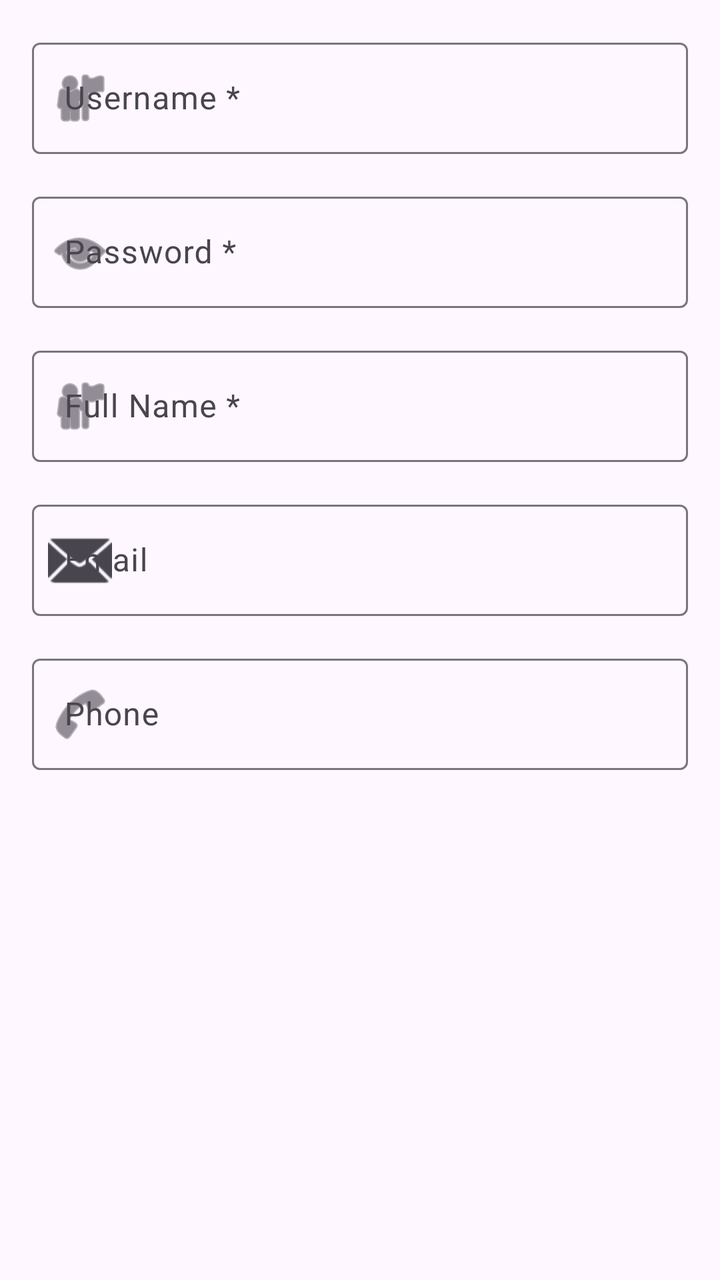
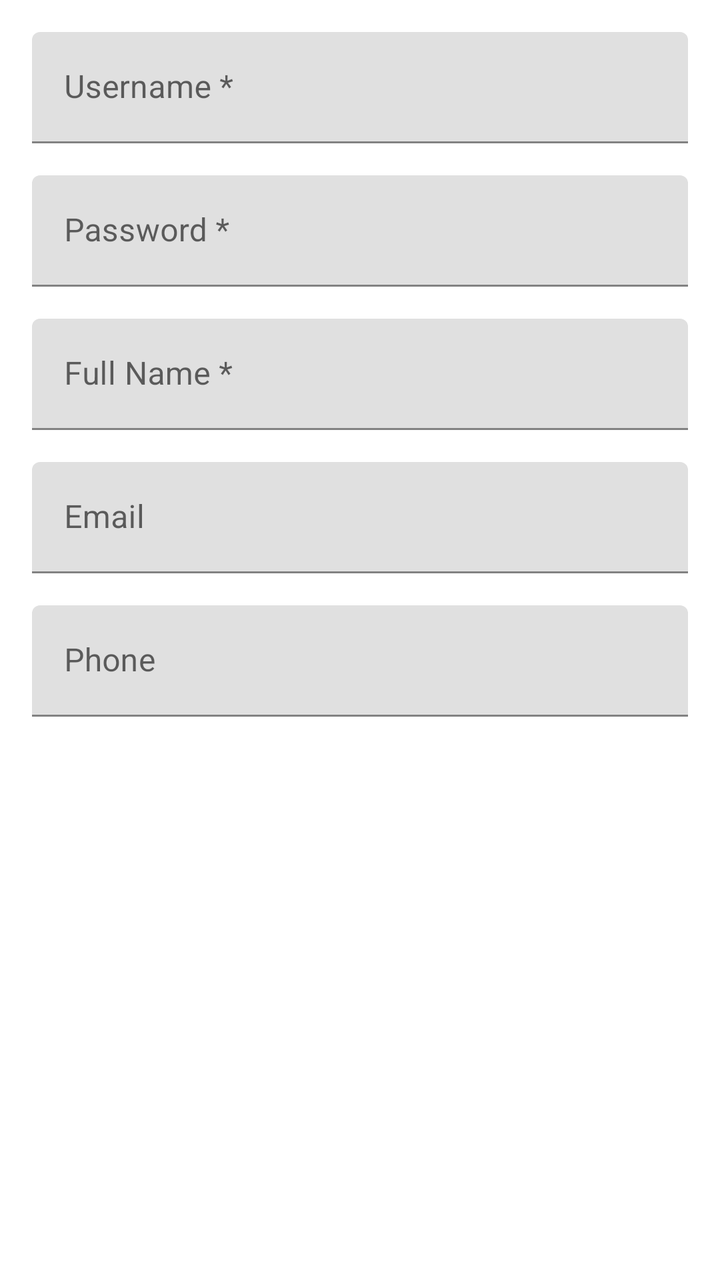

Before-and-after screenshots of an Android layout around one commit, followed by the original layout XML and the change that was made.
<!-- AndroidManifest.xml: application theme Theme.AwakenCompany -->
<!-- res/layout/dialog_add_user.xml -->
<?xml version="1.0" encoding="utf-8"?>
<ScrollView xmlns:android="http://schemas.android.com/apk/res/android"
    xmlns:app="http://schemas.android.com/apk/res-auto"
    android:layout_width="match_parent"
    android:layout_height="wrap_content"
    android:padding="16dp">

    <LinearLayout
        android:layout_width="match_parent"
        android:layout_height="wrap_content"
        android:orientation="vertical">

        <com.google.android.material.textfield.TextInputLayout
            android:id="@+id/tilUsername"
            android:layout_width="match_parent"
            android:layout_height="wrap_content"
            android:hint="Username *"
            app:startIconDrawable="@android:drawable/ic_menu_myplaces">

            <com.google.android.material.textfield.TextInputEditText
                android:id="@+id/etUsername"
                android:layout_width="match_parent"
                android:layout_height="wrap_content"
                android:inputType="text" />

        </com.google.android.material.textfield.TextInputLayout>

        <com.google.android.material.textfield.TextInputLayout
            android:id="@+id/tilPassword"
            android:layout_width="match_parent"
            android:layout_height="wrap_content"
            android:layout_marginTop="16dp"
            android:hint="Password *"
            app:startIconDrawable="@android:drawable/ic_menu_view">

            <com.google.android.material.textfield.TextInputEditText
                android:id="@+id/etPassword"
                android:layout_width="match_parent"
                android:layout_height="wrap_content"
                android:inputType="textPassword" />

        </com.google.android.material.textfield.TextInputLayout>

        <com.google.android.material.textfield.TextInputLayout
            android:id="@+id/tilFullName"
            android:layout_width="match_parent"
            android:layout_height="wrap_content"
            android:layout_marginTop="16dp"
            android:hint="Full Name *"
            app:startIconDrawable="@android:drawable/ic_menu_myplaces">

            <com.google.android.material.textfield.TextInputEditText
                android:id="@+id/etFullName"
                android:layout_width="match_parent"
                android:layout_height="wrap_content"
                android:inputType="textPersonName" />

        </com.google.android.material.textfield.TextInputLayout>

        <com.google.android.material.textfield.TextInputLayout
            android:id="@+id/tilEmail"
            android:layout_width="match_parent"
            android:layout_height="wrap_content"
            android:layout_marginTop="16dp"
            android:hint="Email"
            app:startIconDrawable="@android:drawable/ic_dialog_email">

            <com.google.android.material.textfield.TextInputEditText
                android:id="@+id/etEmail"
                android:layout_width="match_parent"
                android:layout_height="wrap_content"
                android:inputType="textEmailAddress" />

        </com.google.android.material.textfield.TextInputLayout>

        <com.google.android.material.textfield.TextInputLayout
            android:id="@+id/tilPhone"
            android:layout_width="match_parent"
            android:layout_height="wrap_content"
            android:layout_marginTop="16dp"
            android:hint="Phone"
            app:startIconDrawable="@android:drawable/ic_menu_call">

            <com.google.android.material.textfield.TextInputEditText
                android:id="@+id/etPhone"
                android:layout_width="match_parent"
                android:layout_height="wrap_content"
                android:inputType="phone" />

        </com.google.android.material.textfield.TextInputLayout>

    </LinearLayout>

</ScrollView>
<!-- resources referenced by this layout -->
<resources>
  <style name="Theme.AwakenCompany" parent="Theme.Material3.DayNight">
          <item name="colorPrimary">@color/primary</item>
          <item name="colorPrimaryVariant">@color/primary_dark</item>
          <item name="colorOnPrimary">@color/white</item>
      </style>
  <color name="primary">#667eea</color>
  <color name="primary_dark">#5568d3</color>
  <color name="white">#FFFFFF</color>
</resources>

<!-- the commit's change to res/layout/dialog_add_user.xml (unified diff, before → after) -->
@@ -15,7 +15,7 @@
             android:layout_width="match_parent"
             android:layout_height="wrap_content"
             android:hint="Username *"
-            app:startIconDrawable="@android:drawable/ic_menu_myplaces">
+            >
 
             <com.google.android.material.textfield.TextInputEditText
                 android:id="@+id/etUsername"
@@ -31,7 +31,7 @@
             android:layout_height="wrap_content"
             android:layout_marginTop="16dp"
             android:hint="Password *"
-            app:startIconDrawable="@android:drawable/ic_menu_view">
+            >
 
             <com.google.android.material.textfield.TextInputEditText
                 android:id="@+id/etPassword"
@@ -47,7 +47,7 @@
             android:layout_height="wrap_content"
             android:layout_marginTop="16dp"
             android:hint="Full Name *"
-            app:startIconDrawable="@android:drawable/ic_menu_myplaces">
+            >
 
             <com.google.android.material.textfield.TextInputEditText
                 android:id="@+id/etFullName"
@@ -63,7 +63,7 @@
             android:layout_height="wrap_content"
             android:layout_marginTop="16dp"
             android:hint="Email"
-            app:startIconDrawable="@android:drawable/ic_dialog_email">
+            >
 
             <com.google.android.material.textfield.TextInputEditText
                 android:id="@+id/etEmail"
@@ -79,7 +79,7 @@
             android:layout_height="wrap_content"
             android:layout_marginTop="16dp"
             android:hint="Phone"
-            app:startIconDrawable="@android:drawable/ic_menu_call">
+            >
 
             <com.google.android.material.textfield.TextInputEditText
                 android:id="@+id/etPhone"
<!-- resource entries referenced after the edit -->
@@ -1,6 +1,6 @@
 <!-- resources referenced by this layout -->
 <resources>
-  <style name="Theme.AwakenCompany" parent="Theme.Material3.DayNight">
+  <style name="Theme.AwakenCompany" parent="Theme.MaterialComponents.DayNight">
           <item name="colorPrimary">@color/primary</item>
           <item name="colorPrimaryVariant">@color/primary_dark</item>
           <item name="colorOnPrimary">@color/white</item>
